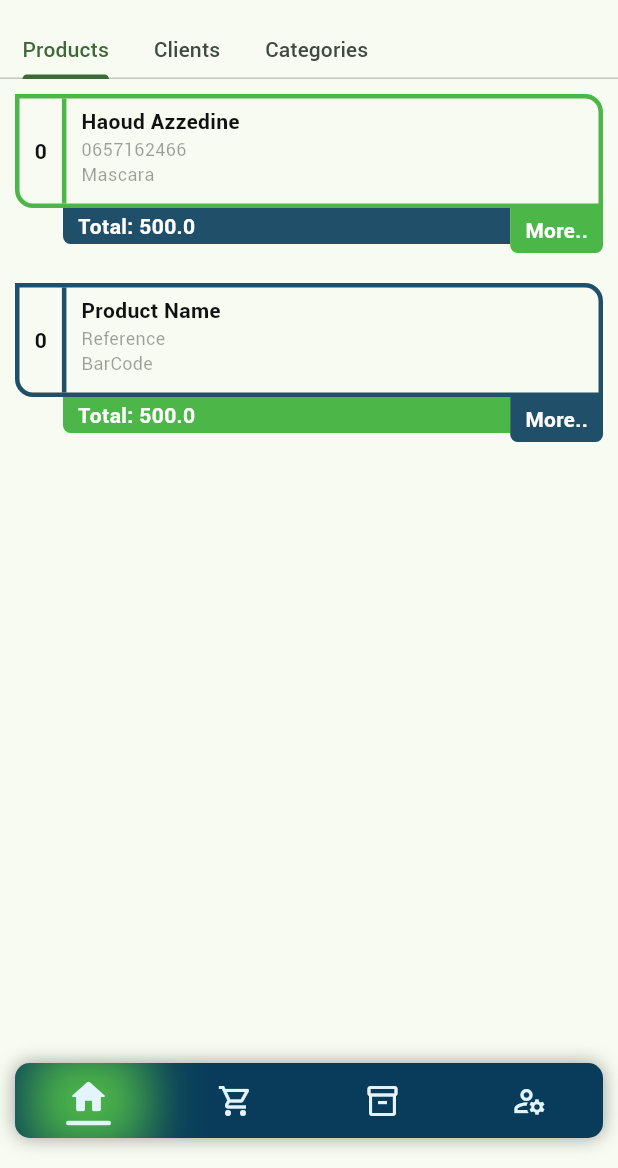
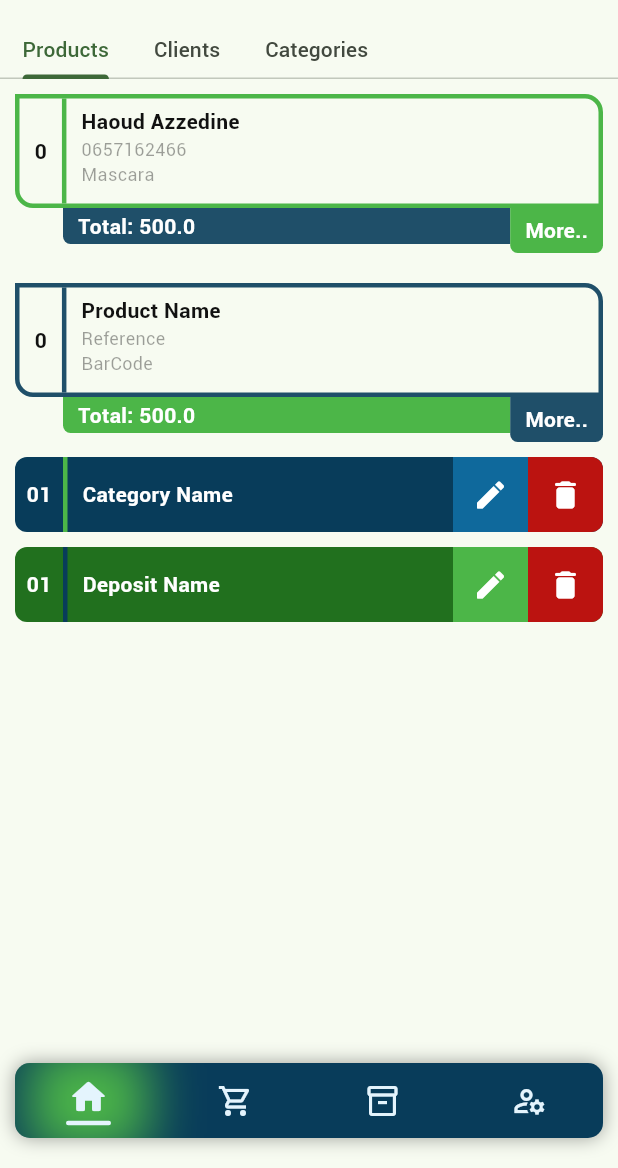
Before and after one commit to bouhaddagithub/stockshaper, a Flutter app: the screen it shows after launch, on a phone screen of 412 x 824 dp, the part 68-1236 px from its top. Run offline on Flutter 3.47's test engine with Material 3 defaults, Android fonts, the phone set to English and light mode, and no system bars; our stand-ins replace sqflite; accounts and stored records are empty.

Commit message:
some designs added

```diff
--- a/stckshaper/lib/main.dart
+++ b/stckshaper/lib/main.dart
@@ -1,8 +1,6 @@
 import 'package:flutter/material.dart';
-import 'package:stckshaper/pages/default_tabs.dart';
 import 'package:stckshaper/pages/navigation.dart';
 import 'package:stckshaper/style.dart';
-import 'package:stckshaper/temporary_homepage.dart';
 
 void main() {
   runApp(const MyApp());
--- a/stckshaper/lib/pages/navigation.dart
+++ b/stckshaper/lib/pages/navigation.dart
@@ -3,9 +3,11 @@ import 'package:stckshaper/models/classes/clientmodul.dart';
 import 'package:stckshaper/models/classes/productmodul.dart';
 import 'package:stckshaper/pages/default_tabs.dart';
 import 'package:stckshaper/sqlite/database_connection.dart';
+import 'package:stckshaper/widgets/category_row.dart';
 
 import '../style.dart';
 import '../widgets/client_row.dart';
+import '../widgets/deposit_row.dart';
 import '../widgets/product_row.dart';
 
 class Navigation extends StatefulWidget {
@@ -48,8 +50,24 @@ class _NavigationState extends State<Navigation> {
                     for (Client client in clients) ClientRow(client: client),
                   if (clients.isEmpty) ClientRow(client: Client.empty()),
                   ProductRow(
-                    product: Product(id: 0, barCode: "barCode", reference: "reference", name: "name", buyingPrice: 5, sellingPrice: 10, stock: 2, photo: "photo", groupId: 0, depositeId: 0),
+                    product: Product(
+                      id: 0,
+                      barCode: "barCode",
+                      reference: "reference",
+                      name: "name",
+                      buyingPrice: 5,
+                      sellingPrice: 10,
+                      stock: 2,
+                      photo: "photo",
+                      groupId: 0,
+                      depositeId: 0,
+                    ),
                   ),
+                  const CategoryRow(),
+                  const SizedBox(
+                    height: 10,
+                  ),
+                  const DepositRow(),
                 ],
               ),
               Container(
--- /dev/null
+++ b/stckshaper/lib/widgets/category_row.dart
@@ -0,0 +1,94 @@
+import "package:flutter/material.dart";
+import "package:stckshaper/style.dart";
+
+class CategoryRow extends StatefulWidget {
+  const CategoryRow({super.key});
+
+  @override
+  State<CategoryRow> createState() => _CategoryRowState();
+}
+
+class _CategoryRowState extends State<CategoryRow> {
+  @override
+  Widget build(BuildContext context) {
+    return Container(
+      height: 50,
+      width: MediaQuery.sizeOf(context).width,
+      margin: const EdgeInsets.symmetric(horizontal: 10),
+      clipBehavior: Clip.antiAlias,
+      decoration: BoxDecoration(
+        color: kSecondaryColor,
+        // border: Border.all(
+        //   color: kMainColor,
+        //   width: 2,
+        // ),
+        borderRadius: BorderRadius.circular(8),
+      ),
+      child: Row(
+        children: [
+          Container(
+            width: 35,
+            alignment: Alignment.center,
+            margin: const EdgeInsets.only(right: 10),
+            decoration: BoxDecoration(
+              border: Border(
+                right: BorderSide(
+                  width: 3,
+                  color: kMainColor,
+                ),
+              ),
+            ),
+            child: const Text(
+              "01",
+              style: TextStyle(
+                fontSize: 14,
+                fontWeight: FontWeight.bold,
+                color: Colors.white,
+              ),
+            ),
+          ),
+          const Expanded(
+            child: Text(
+              "Category Name",
+              style: TextStyle(
+                fontSize: 14,
+                fontWeight: FontWeight.bold,
+                color: Colors.white,
+              ),
+            ),
+          ),
+          IconButton(
+            onPressed: () {},
+            color: Colors.white,
+            style: ElevatedButton.styleFrom(
+              shape: RoundedRectangleBorder(
+                borderRadius: BorderRadius.circular(0),
+              ),
+              backgroundColor: kSecondaryColorLighter,
+              elevation: 0,
+              fixedSize: const Size(50, 50),
+            ),
+            icon: const Icon(
+              Icons.edit_rounded,
+            ),
+          ),
+          IconButton(
+            onPressed: () {},
+            color: Colors.white,
+            style: ElevatedButton.styleFrom(
+              shape: RoundedRectangleBorder(
+                borderRadius: BorderRadius.circular(0),
+              ),
+              backgroundColor: const Color.fromARGB(255, 187, 19, 16),
+              elevation: 0,
+              fixedSize: const Size(50, 50),
+            ),
+            icon: const Icon(
+              Icons.delete_rounded,
+            ),
+          ),
+        ],
+      ),
+    );
+  }
+}
--- a/stckshaper/lib/widgets/default_texfield.dart
+++ b/stckshaper/lib/widgets/default_textfield.dart
@@ -1,17 +1,22 @@
 import 'package:flutter/material.dart';
-
 
 class DefaultTextField extends StatelessWidget {
   const DefaultTextField({
     super.key,
-    required this.controller, required this.label,
+    required this.controller,
+    required this.label,
+    this.initialText,
   });
 
   final TextEditingController controller;
   final String label;
+  final String? initialText;
 
   @override
   Widget build(BuildContext context) {
+    if (initialText == null) {
+      controller.text = initialText!;
+    }
     return TextFormField(
       controller: controller,
       decoration: InputDecoration(
--- /dev/null
+++ b/stckshaper/lib/widgets/deposit_row.dart
@@ -0,0 +1,94 @@
+import "package:flutter/material.dart";
+import "package:stckshaper/style.dart";
+
+class DepositRow extends StatefulWidget {
+  const DepositRow({super.key});
+
+  @override
+  State<DepositRow> createState() => _DepositRowState();
+}
+
+class _DepositRowState extends State<DepositRow> {
+  @override
+  Widget build(BuildContext context) {
+    return Container(
+      height: 50,
+      width: MediaQuery.sizeOf(context).width,
+      margin: const EdgeInsets.symmetric(horizontal: 10),
+      clipBehavior: Clip.antiAlias,
+      decoration: BoxDecoration(
+        color: kMainColorDarker,
+        // border: Border.all(
+        //   color: kMainColor,
+        //   width: 2,
+        // ),
+        borderRadius: BorderRadius.circular(8),
+      ),
+      child: Row(
+        children: [
+          Container(
+            width: 35,
+            alignment: Alignment.center,
+            margin: const EdgeInsets.only(right: 10),
+            decoration: BoxDecoration(
+              border: Border(
+                right: BorderSide(
+                  width: 3,
+                  color: kSecondaryColor,
+                ),
+              ),
+            ),
+            child: const Text(
+              "01",
+              style: TextStyle(
+                fontSize: 14,
+                fontWeight: FontWeight.bold,
+                color: Colors.white,
+              ),
+            ),
+          ),
+          const Expanded(
+            child: Text(
+              "Deposit Name",
+              style: TextStyle(
+                fontSize: 14,
+                fontWeight: FontWeight.bold,
+                color: Colors.white,
+              ),
+            ),
+          ),
+          IconButton(
+            onPressed: () {},
+            color: Colors.white,
+            style: ElevatedButton.styleFrom(
+              shape: RoundedRectangleBorder(
+                borderRadius: BorderRadius.circular(0),
+              ),
+              backgroundColor: kMainColor,
+              elevation: 0,
+              fixedSize: const Size(50, 50),
+            ),
+            icon: const Icon(
+              Icons.edit_rounded,
+            ),
+          ),
+          IconButton(
+            onPressed: () {},
+            color: Colors.white,
+            style: ElevatedButton.styleFrom(
+              shape: RoundedRectangleBorder(
+                borderRadius: BorderRadius.circular(0),
+              ),
+              backgroundColor: const Color.fromARGB(255, 187, 19, 16),
+              elevation: 0,
+              fixedSize: const Size(50, 50),
+            ),
+            icon: const Icon(
+              Icons.delete_rounded,
+            ),
+          ),
+        ],
+      ),
+    );
+  }
+}
--- a/stckshaper/lib/widgets/forms_dialog.dart
+++ b/stckshaper/lib/widgets/forms_dialog.dart
@@ -1,7 +1,6 @@
 import "package:flutter/material.dart";
 import 'package:stckshaper/style.dart';
-import '../models/classes/productmodul.dart';
-import 'default_texfield.dart';
+import 'default_textfield.dart';
 
 class ClientFormDialog extends StatefulWidget {
   const ClientFormDialog({super.key});
@@ -188,7 +187,9 @@ class _ProductFormDialogState extends State<ProductFormDialog> {
 }
 
 class CategoryFormDialog extends StatefulWidget {
-  const CategoryFormDialog({super.key});
+  const CategoryFormDialog({super.key, this.forEdit = false});
+
+  final bool forEdit;
 
   @override
   State<CategoryFormDialog> createState() => _CategoryFormDialogState();
@@ -251,6 +252,7 @@ class _CategoryFormDialogState extends State<CategoryFormDialog> {
     );
   }
 }
+
 class DepositFormDialog extends StatefulWidget {
   const DepositFormDialog({super.key});
 
```
